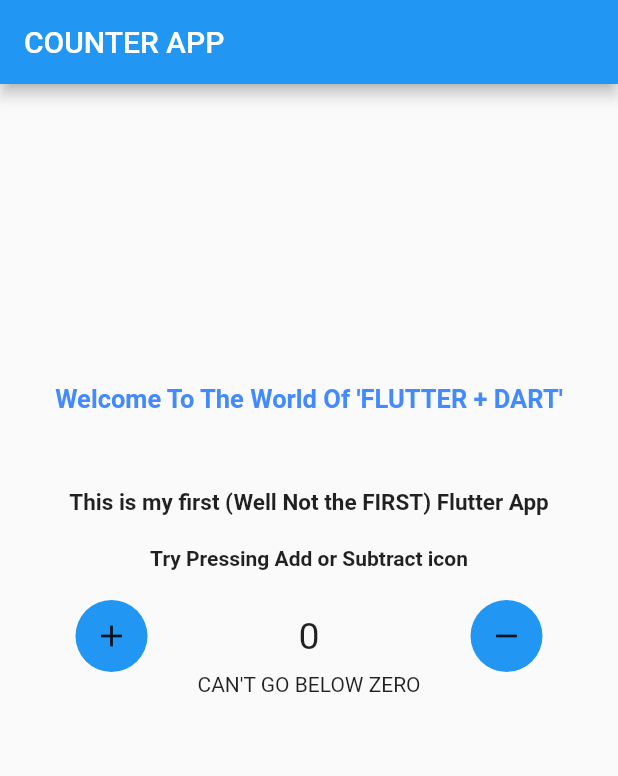
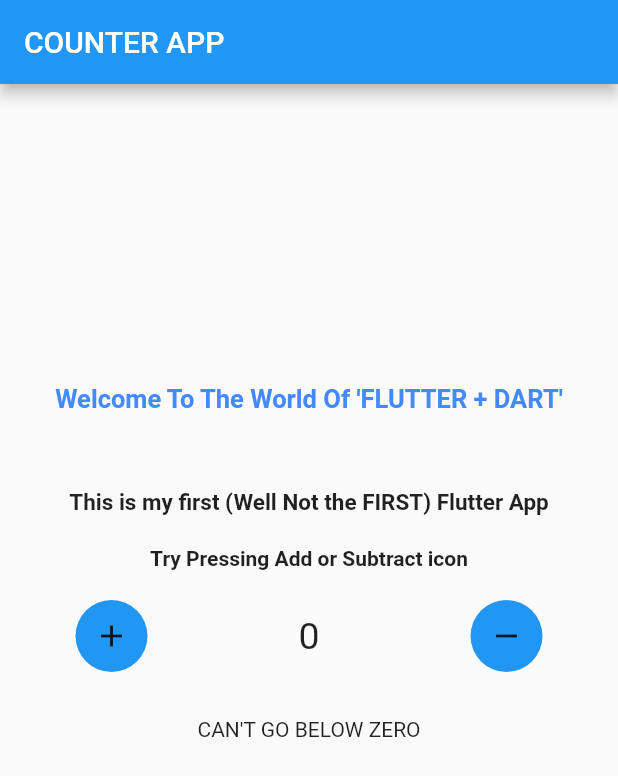
Before and after one commit to bhawesh2002/increment_counter_app, a Flutter app: the screen it shows after launch, on a phone screen of 412 x 824 dp. Shown: the top 776 px of the screen. Run offline on Flutter 3.47's test engine with Material 2 defaults, Android fonts, the phone set to English and light mode, and no system bars.

Commit message:
add padding betn row and text and stylise the text

```diff
--- a/flutter app 1/COUNTER APP/lib/main.dart
+++ b/flutter app 1/COUNTER APP/lib/main.dart
@@ -107,12 +107,15 @@ class _MyHomePageState extends State<MyHomePage> {
                 )
               ],
             ),
+            const Padding(padding: EdgeInsets.all(15)),
             LayoutBuilder(builder: (context, constraints) {
               if (_counter == 0) {
                 return const Text("CAN'T GO BELOW ZERO");
               } else {
                 return const Text(
-                    "PRESS \'+\' to ADD 1 and \'- \' to SUBTARCT 1");
+                  "PRESS  '+'  to ADD 1 and  '-'  to SUBTARCT 1",
+                  style: TextStyle(fontSize: 13, fontWeight: FontWeight.bold),
+                );
               }
             })
           ]),
```
